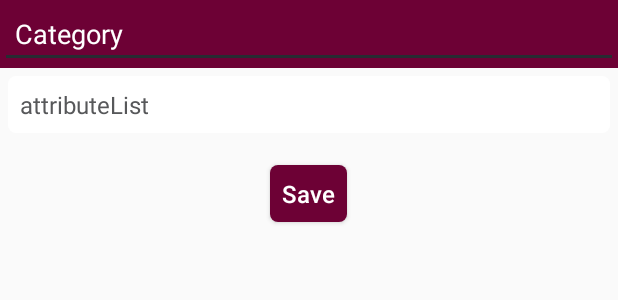
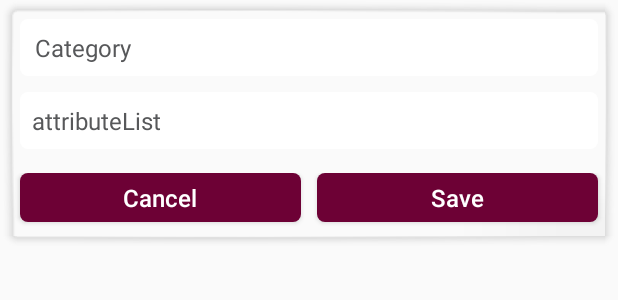
Before and after one commit to SaadSurya/BizLinked, an Android app: the layout dialog_layout.xml on its own in the app's theme, with its tools: preview values and no code run, on a phone screen of 412 x 824 dp. Shown: the top 300 px of the screen. Run offline under Robolectric (Android 15) with nearby library versions, the phone set to English and light mode, and no system bars.

Commit message:
add category to cache and autocomplete textview

```diff
--- a/app/src/main/java/com/application/lumaque/bizlinked/webhelpers/CompanyHelper.java
+++ b/app/src/main/java/com/application/lumaque/bizlinked/webhelpers/CompanyHelper.java
@@ -2,9 +2,7 @@ package com.application.lumaque.bizlinked.webhelpers;
 
 import com.application.lumaque.bizlinked.activities.baseClass.BaseActivity;
 import com.application.lumaque.bizlinked.constant.AppConstant;
-import com.application.lumaque.bizlinked.data_models.bizlinked.BusinessNatureModel;
 import com.application.lumaque.bizlinked.data_models.bizlinked.ProductCategory;
-import com.application.lumaque.bizlinked.helpers.network.GsonHelper;
 import com.application.lumaque.bizlinked.helpers.preference.BasePreferenceHelper;
 
 import java.util.ArrayList;
--- a/app/src/main/res/layout/dialog_layout.xml
+++ b/app/src/main/res/layout/dialog_layout.xml
@@ -2,24 +2,19 @@
 <LinearLayout xmlns:android="http://schemas.android.com/apk/res/android"
     android:layout_width="match_parent"
     android:layout_height="wrap_content"
-    android:orientation="vertical">
-<LinearLayout
-    android:layout_width="match_parent"
-    android:layout_height="wrap_content"
-    android:orientation="horizontal"
-    android:gravity="center_horizontal"
-    android:background="@color/appThemeColor">
-    <EditText
+    android:orientation="vertical"
+    style="?attr/supportCenterInfoBgStyle"
+    android:layout_margin="@dimen/x0">
+
+    <AutoCompleteTextView
         android:id="@+id/att_type"
         android:layout_gravity="center"
-        android:layout_width="match_parent"
-        android:layout_height="wrap_content"
+        style="?attr/roundEditTextNormalColorStyle"
         android:text="@string/category"
-        android:textColor="@color/white"
+        android:layout_margin="@dimen/x5"
+
         android:paddingStart="@dimen/x10"/>
 
-
-</LinearLayout>
 
     <AutoCompleteTextView
 android:id="@+id/att_name"
@@ -37,16 +32,41 @@ android:id="@+id/att_name"
     </android.support.v7.widget.RecyclerView>
 
 
-    <Button
-        android:id="@+id/attribute_save"
-        android:layout_gravity="center_horizontal"
-        android:layout_width="wrap_content"
+    <LinearLayout
+        android:layout_width="match_parent"
         android:layout_height="wrap_content"
-        android:text="@string/save"
-        android:layout_margin="@dimen/x5"
-        android:layout_marginBottom="@dimen/x10"
-        style="?attr/roundSkyBlueButtonColorStyle"/>
+        android:padding="@dimen/x0"
+        android:orientation="horizontal">
+        <Button
+            android:id="@+id/attribute_cancel"
+            android:layout_gravity="center_horizontal"
+            android:layout_width="0dp"
+            android:layout_weight="1"
+            android:layout_height="wrap_content"
+            style="?attr/roundSkyBlueButtonColorStyle"
+            android:text="Cancel"
+            android:layout_margin="@dimen/x5"
+            android:layout_marginBottom="@dimen/x0"
+            android:padding="@dimen/x5"
+            />
+
+        <Button
+            android:id="@+id/attribute_save"
+            android:layout_gravity="center_horizontal"
+            android:layout_height="wrap_content"
+
+            android:layout_width="0dp"
+            android:layout_weight="1"
+            android:text="@string/save"
+
+            style="?attr/roundSkyBlueButtonColorStyle"
+            android:layout_margin="@dimen/x5"
+            android:layout_marginBottom="@dimen/x0"
+            android:padding="@dimen/x5"/>
 
 
 
+
+    </LinearLayout>
+
 </LinearLayout>
--- a/app/src/main/res/values/styles.xml
+++ b/app/src/main/res/values/styles.xml
@@ -1,4 +1,35 @@
 <resources>
+
+
+
+    <style name="CustomDialog" parent="@style/Theme.AppCompat.Light.Dialog">
+        <item name="android:windowNoTitle">false</item>
+        <item name="android:windowTitleStyle">@style/dialog_title_style</item>
+    </style>
+
+
+
+    <style name="dialog_title_style" parent="android:Widget.TextView">
+        <item name="android:background">@color/appColor</item>
+        <item name="android:padding">10dp</item>
+    </style>
+
+
+    <style name="MyDialog" parent="@android:style/Theme.Dialog">
+        <item name="android:windowFrame">@color/blue_chat_time_color</item>
+        <item name="android:windowBackground">@color/appColor</item>
+        <item name="android:windowIsFloating">false</item>
+        <item name="android:windowContentOverlay">@null</item>
+        <item name="android:windowTitleStyle">@color/appColor</item>
+        <item name="android:colorBackgroundCacheHint">@null</item>
+        <item name="android:windowAnimationStyle">@android:style/Animation.Dialog</item>
+        <item name="android:windowSoftInputMode">stateUnspecified|adjustPan</item>
+        <item name="android:gravity">center</item>
+    </style>
+
+
+
+
 
     <!-- Splash Screen Style -->
     <style name="splash_footer_logo_style">
--- a/app/src/main/res/values/themes.xml
+++ b/app/src/main/res/values/themes.xml
@@ -9,6 +9,7 @@
         <item name="colorAccent">@color/appPrimaryColor</item>
         <item name="appThemeColor">@color/appThemeColor</item>
 
+        <item name="android:dialogTheme">@style/CustomDialog</item>
 
 
         <item name="tagViewBackgroundImageStyle">@style/tag_view_tag_style</item>
```
Also changed, not shown: app/src/main/java/com/application/lumaque/bizlinked/customViews/AttributesDialog.java (+25 -4 lines), app/src/main/java/com/application/lumaque/bizlinked/fragments/bizlinked/ProductFragment.java (+10 -1 lines).
